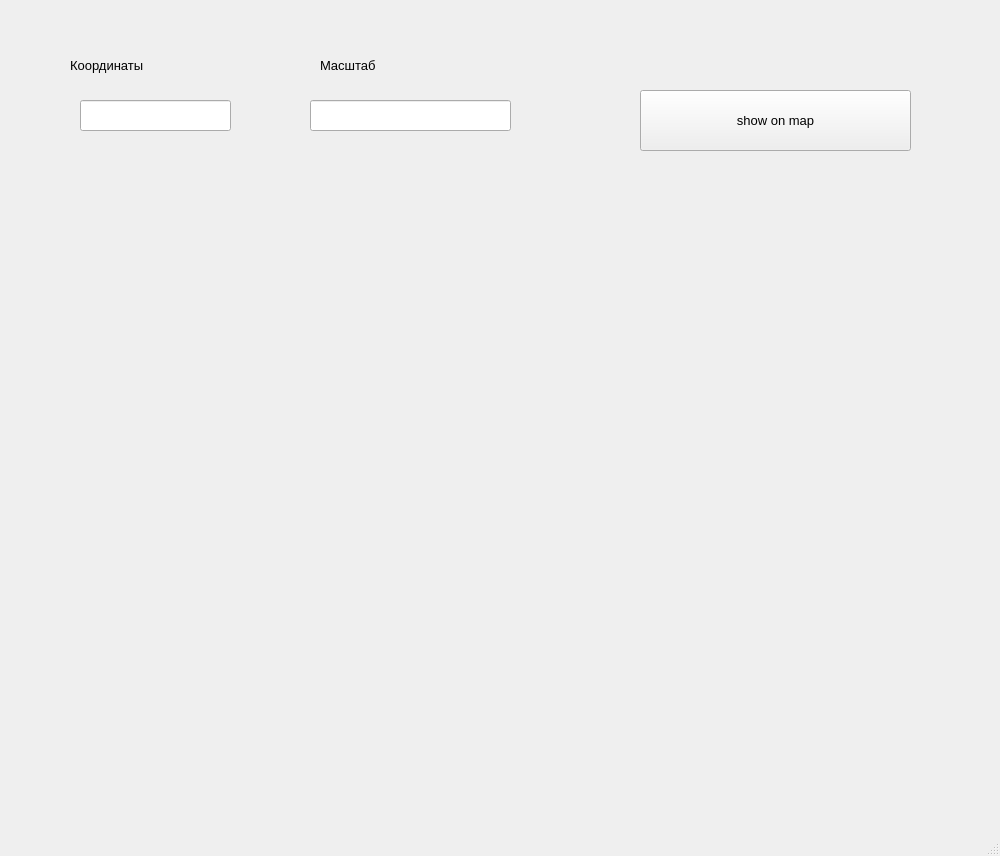
Before: the Qt Designer form task1.ui in nataliadolina/API, drawn with Qt 5.
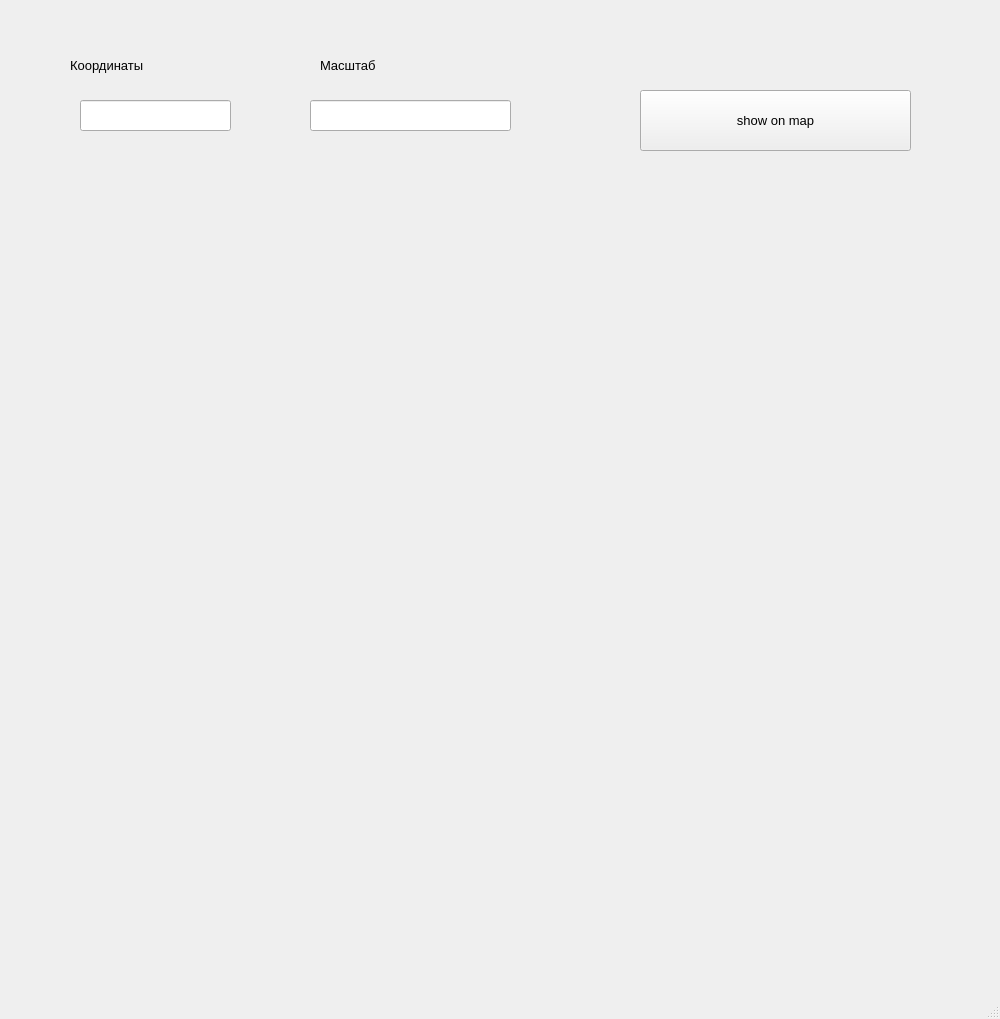
After: the same form once the commit is applied.

Commit message: -- Большая задача по Maps API. Часть №1

Patch:
```diff
--- a/task1.ui
+++ b/task1.ui
@@ -7,7 +7,7 @@
     <x>0</x>
     <y>0</y>
     <width>1000</width>
-    <height>856</height>
+    <height>1019</height>
    </rect>
   </property>
   <property name="windowTitle">
@@ -74,7 +74,7 @@
     <property name="geometry">
      <rect>
       <x>90</x>
-      <y>210</y>
+      <y>280</y>
       <width>761</width>
       <height>541</height>
      </rect>
@@ -101,6 +101,19 @@
      <string>show on map</string>
     </property>
    </widget>
+   <widget class="QLabel" name="res">
+    <property name="geometry">
+     <rect>
+      <x>50</x>
+      <y>890</y>
+      <width>701</width>
+      <height>71</height>
+     </rect>
+    </property>
+    <property name="text">
+     <string/>
+    </property>
+   </widget>
   </widget>
   <widget class="QMenuBar" name="menubar">
    <property name="geometry">
```
Left out of the diff: 2 changed lines with no effect on the pictures. The commit also changes 1 other file.
